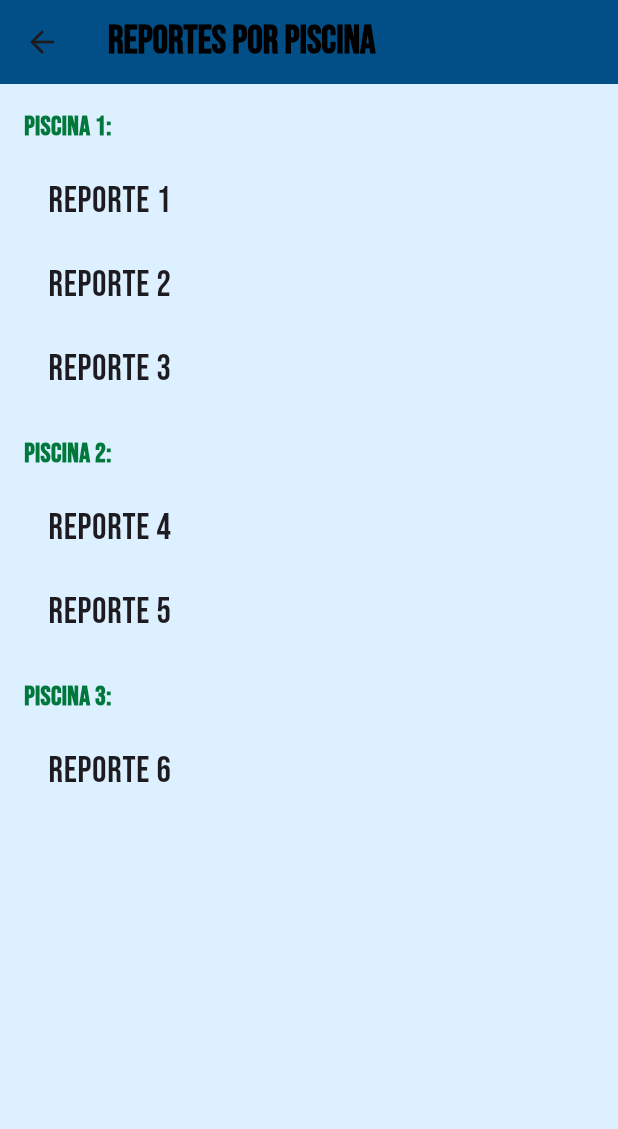
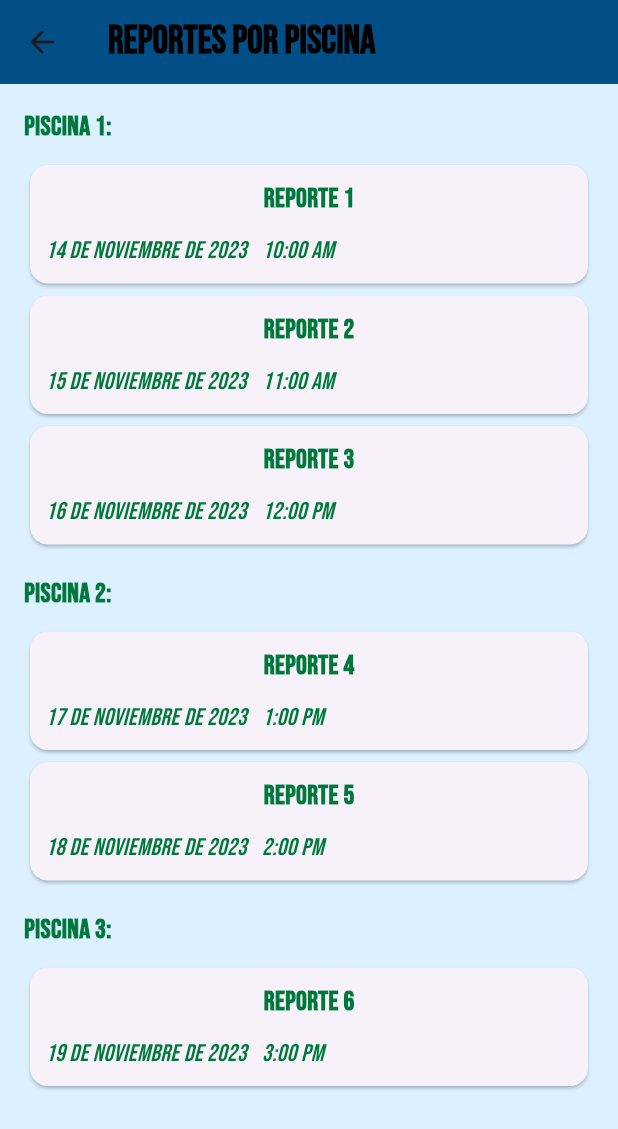
Before and after one commit to ifranco07/SIMP, a Flutter app: the AdminHomeScreen screen opened directly, item 3 of the bottom bar chosen, on a phone screen of 412 x 824 dp. Shown: the top 1129 px of the screen. Run offline on Flutter 3.47's test engine with Material 3 defaults, Android fonts, the phone set to English and light mode, and no system bars; our stand-ins replace firebase_core, google_fonts; accounts and stored records are empty.

Commit message:
customerScreens

```diff
--- a/lib/screens/users/Admin/adminhome_screen.dart
+++ b/lib/screens/users/Admin/adminhome_screen.dart
@@ -1,6 +1,6 @@
 import 'package:flutter/material.dart';
 import 'package:simp/Theme/app_theme.dart';
-import 'package:simp/screens/users/Admin/viewsdata_screen.dart';
+import 'package:simp/screens/users/Admin/viewsreports_screen.dart';
 import 'package:simp/screens/users/Admin/viewspiscinas_screen.dart';
 import 'package:simp/screens/users/Admin/viewsusers_screen.dart';
 
@@ -125,7 +125,7 @@
             case 0:
               Navigator.push(
                 context,
-                MaterialPageRoute(builder: (context) => const ViewsUsersScreen()),
+                MaterialPageRoute(builder: (context) => const ViewsUsersScreen(userList: [],)),
               );
               break;
             case 1:
--- a/lib/screens/users/Admin/viewsdata_screen.dart
+++ /dev/null
@@ -1,55 +0,0 @@
-import 'package:flutter/material.dart';
-
-class ViewsDataScreen extends StatelessWidget {
-  const ViewsDataScreen({super.key});
-
-  @override
-  Widget build(BuildContext context) {
-    // Ejemplo de mapa que relaciona piscinas con reportes de limpieza
-    Map<String, List<String>> piscinasReportes = {
-      'Piscina 1': ['Reporte 1', 'Reporte 2', 'Reporte 3'],
-      'Piscina 2': ['Reporte 4', 'Reporte 5'],
-      'Piscina 3': ['Reporte 6'],
-      // Agrega más piscinas y sus reportes según sea necesario
-    };
-
-    return Scaffold(
-      appBar: AppBar(
-        title: const Text('Reportes por Piscina'),
-      ),
-      body: Padding(
-        padding: const EdgeInsets.all(16.0),
-        child: ListView.builder(
-          itemCount: piscinasReportes.length,
-          itemBuilder: (context, index) {
-            String piscina = piscinasReportes.keys.elementAt(index);
-            List<String> reportes = piscinasReportes[piscina] ?? [];
-
-            return Column(
-              crossAxisAlignment: CrossAxisAlignment.start,
-              children: [
-                Text(
-                  '$piscina:',
-                  style: const TextStyle(fontWeight: FontWeight.bold, fontSize: 18),
-                ),
-                const SizedBox(height: 8),
-                ListView.builder(
-                  shrinkWrap: true,
-                  physics: const NeverScrollableScrollPhysics(),
-                  itemCount: reportes.length,
-                  itemBuilder: (context, index) {
-                    return ListTile(
-                      title: Text(reportes[index]),
-                      // Aquí podrías mostrar el usuario al que le corresponde este reporte
-                    );
-                  },
-                ),
-                const SizedBox(height: 16),
-              ],
-            );
-          },
-        ),
-      ),
-    );
-  }
-}
--- /dev/null
+++ b/lib/screens/users/Admin/viewsreports_screen.dart
@@ -0,0 +1,121 @@
+import 'package:flutter/material.dart';
+import 'package:simp/screens/users/Cliente/reportsviews_screen.dart.dart';
+
+class ViewsDataScreen extends StatelessWidget {
+  const ViewsDataScreen({super.key});
+
+  @override
+  Widget build(BuildContext context) {
+    // Ejemplo de mapa que relaciona piscinas con reportes de limpieza
+    Map<String, List<Map<String, String>>> piscinasReportes = {
+      'Piscina 1': [
+        {'title': 'Reporte 1', 'date': '14 de noviembre de 2023', 'time': '10:00 AM'},
+        {'title': 'Reporte 2', 'date': '15 de noviembre de 2023', 'time': '11:00 AM'},
+        {'title': 'Reporte 3', 'date': '16 de noviembre de 2023', 'time': '12:00 PM'},
+      ],
+      'Piscina 2': [
+        {'title': 'Reporte 4', 'date': '17 de noviembre de 2023', 'time': '1:00 PM'},
+        {'title': 'Reporte 5', 'date': '18 de noviembre de 2023', 'time': '2:00 PM'},
+      ],
+      'Piscina 3': [
+        {'title': 'Reporte 6', 'date': '19 de noviembre de 2023', 'time': '3:00 PM'},
+      ],
+      // Agrega más piscinas y sus reportes según sea necesario
+    };
+
+    return Scaffold(
+      appBar: AppBar(
+        title: const Text('Reportes por Piscina'),
+      ),
+      body: Padding(
+        padding: const EdgeInsets.all(16.0),
+        child: ListView.builder(
+          itemCount: piscinasReportes.length,
+          itemBuilder: (context, index) {
+            String piscina = piscinasReportes.keys.elementAt(index);
+            List<Map<String, String>> reportes = piscinasReportes[piscina] ?? [];
+
+            return Column(
+              crossAxisAlignment: CrossAxisAlignment.start,
+              children: [
+                Text(
+                  '$piscina:',
+                  style: const TextStyle(fontWeight: FontWeight.bold, fontSize: 18),
+                ),
+                const SizedBox(height: 8),
+                ListView.builder(
+                  shrinkWrap: true,
+                  physics: const NeverScrollableScrollPhysics(),
+                  itemCount: reportes.length,
+                  itemBuilder: (context, index) {
+                    Map<String, String> reporte = reportes[index];
+                    return ReportCard(
+                      key: ValueKey(index), // Agrega un ValueKey para evitar errores de duplicación de claves
+                      title: reporte['title'] ?? '', // Maneja valores nulos proporcionando un valor predeterminado
+                      date: reporte['date'] ?? '', // Maneja valores nulos proporcionando un valor predeterminado
+                      time: reporte['time'] ?? '', // Maneja valores nulos proporcionando un valor predeterminado
+                    );
+                  },
+                ),
+                const SizedBox(height: 16),
+              ],
+            );
+          },
+        ),
+      ),
+    );
+  }
+}
+
+class ReportCard extends StatelessWidget {
+  const ReportCard({
+    super.key, // Agrega un parámetro de clave
+    this.title = '', // Proporciona valores predeterminados y permite valores nulos
+    this.date = '', // Proporciona valores predeterminados y permite valores nulos
+    this.time = '', // Proporciona valores predeterminados y permite valores nulos
+  }); // Llama al constructor super con la clave
+
+  final String title;
+  final String date;
+  final String time;
+
+  @override
+  Widget build(BuildContext context) {
+    return Card(
+      child: Padding(
+        padding: const EdgeInsets.all(10.0),
+        child: Column(
+          children: <Widget>[
+            Text(
+              title,
+              style: const TextStyle(
+                fontSize: 18.0,
+                fontWeight: FontWeight.bold,
+              ),
+            ),
+            const SizedBox(height: 10.0),
+            Row(
+              children: <Widget>[
+                Text(
+                  date,
+                  style: const TextStyle(
+                    fontSize: 16.0,
+                    fontStyle: FontStyle.italic,
+                  ),
+                ),
+                const SizedBox(width: 10.0),
+                Text(
+                  time,
+                  style: const TextStyle(
+                    fontSize: 16.0,
+                    fontStyle: FontStyle.italic,
+                  ),
+                ),
+              ],
+            ),
+          ],
+        ),
+      ),
+    );
+  }
+}
```
Also changed, not shown: lib/screens/users/Admin/edituser_screen.dart (added, +37 -0 lines), lib/screens/users/Admin/registerusers_screen.dart (+69 -69 lines), lib/screens/users/Admin/viewspiscinas_screen.dart (+14 -14 lines), lib/screens/users/Admin/viewsusers_screen.dart (+18 -31 lines), lib/screens/users/Cliente/customhome_screen.dart (+83 -25 lines), lib/screens/users/Cliente/reportsviews_screen.dart.dart (added, +120 -0 lines), lib/screens/users/Cliente/Menu/accout_screen.dart (added), lib/screens/users/Cliente/Menu/settings_screen.dart (added), lib/screens/users/Cliente/addresports_screen.dart (added), lib/screens/users/Cliente/control_screen.dart (added), lib/screens/users/Cliente/datapool_screen.dart (added).
